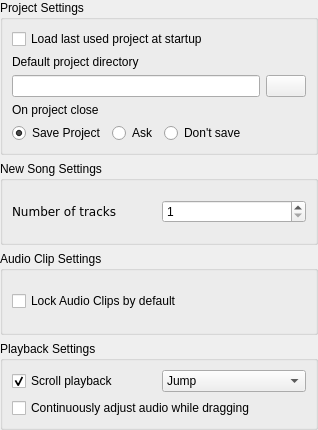
Above: src/traverso/ui/BehaviorConfigPage.ui from ErwanLegrand/Traverso-DAW before the change. Below: the same form after it.
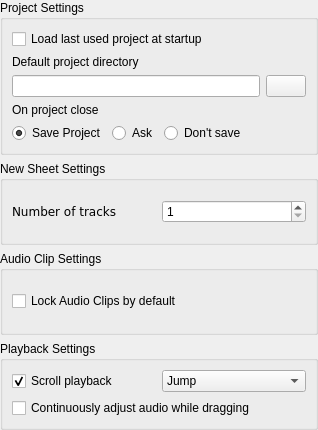
That is the form after the change.

Commit message: * Renamed occurrences of Song in the GUI to Sheet

Diff of the .ui file:
```diff
--- a/src/traverso/ui/BehaviorConfigPage.ui
+++ b/src/traverso/ui/BehaviorConfigPage.ui
@@ -145,7 +145,7 @@
    <item>
     <widget class="QGroupBox" name="groupBox_2" >
      <property name="title" >
-      <string>New Song Settings</string>
+      <string>New Sheet Settings</string>
      </property>
      <layout class="QVBoxLayout" >
       <property name="margin" >
```
The commit also changes 10 other files.
